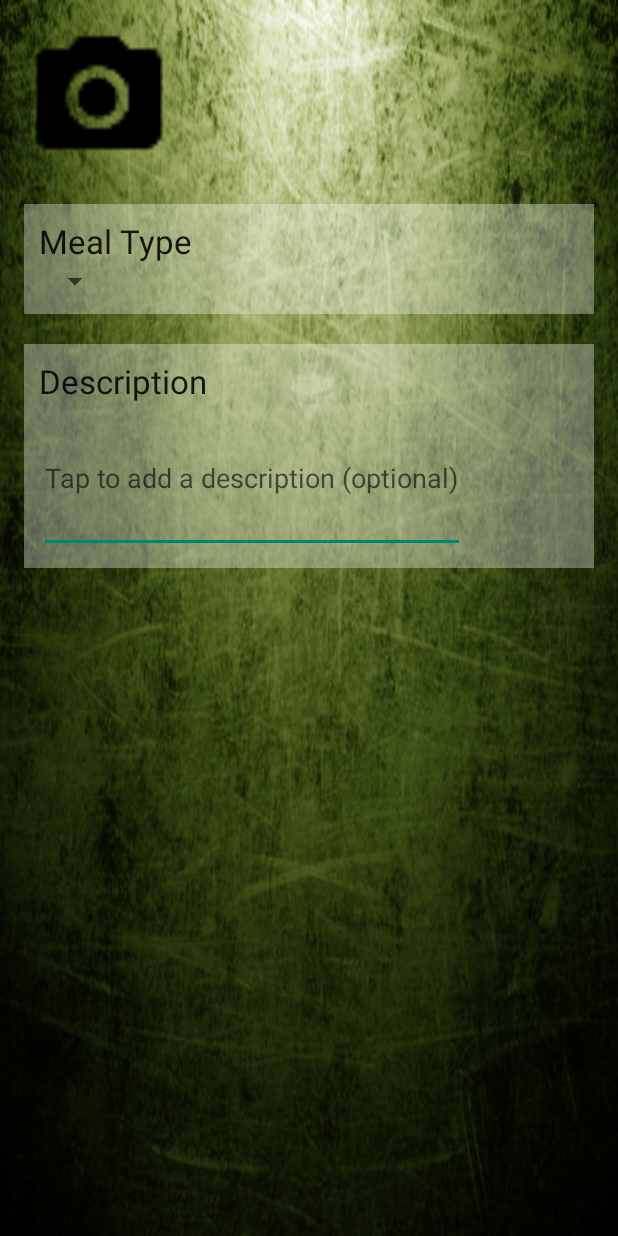
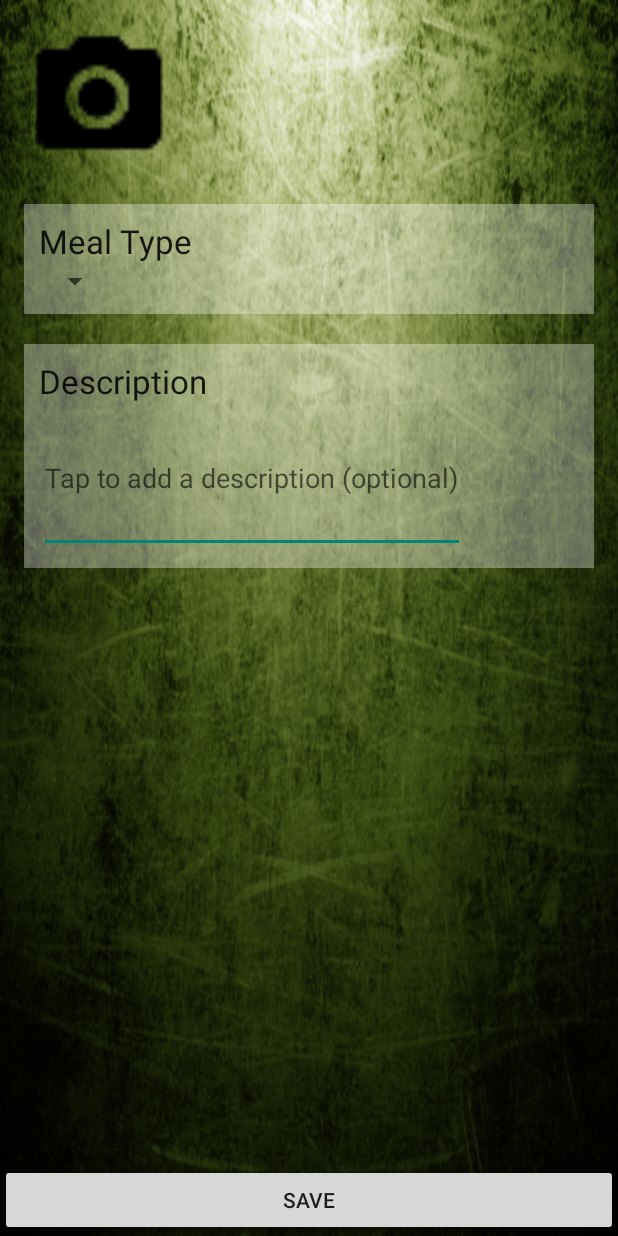
Before and after one commit to SCCapstone/diet, an Android app: the layout fragment_snack_details.xml on its own in the app's theme, with its tools: preview values and no code run, on a phone screen of 412 x 824 dp. Run offline under Robolectric (Android 15) with nearby library versions, the phone set to English and light mode, and no system bars.

Commit message:
Snack details editing/updating UI changes.

```diff
--- a/app/src/main/res/layout/fragment_snack_details.xml
+++ b/app/src/main/res/layout/fragment_snack_details.xml
@@ -3,10 +3,19 @@
     android:layout_height="match_parent"
     xmlns:tools="http://schemas.android.com/tools"
     android:background="@drawable/bg">
+    <LinearLayout
+        android:layout_width="match_parent"
+        android:layout_height="match_parent"
+        android:orientation="vertical">
 
+    //"match_parent"
+    //"wrap_content"
     <ScrollView
         android:layout_width="match_parent"
-        android:layout_height="wrap_content">
+        android:layout_height="wrap_content"
+
+        android:layout_weight="1"
+        >
 
         <RelativeLayout xmlns:android="http://schemas.android.com/apk/res/android"
             android:layout_width="match_parent"
@@ -96,14 +105,19 @@
                     android:id="@+id/descriptionEditTextView"
                     android:scrollbars="vertical"
                     android:minHeight="100dp"
-                    android:textColor="#000000"/>
+                    />
 
             </LinearLayout>
 
         </RelativeLayout>
 
     </ScrollView>
-
+        <Button
+            android:id="@+id/save_button"
+            android:layout_width="match_parent"
+            android:layout_height="wrap_content"
+            android:text="@string/save_button"/>
+    </LinearLayout>
     <include layout="@layout/progress_overlay"/>
 
 </FrameLayout>
--- a/app/src/main/res/values/colors.xml
+++ b/app/src/main/res/values/colors.xml
@@ -1,5 +1,6 @@
 <resources>
 
     <color name="black_overlay">#66000000</color>
-
+    <color name="enabled_color">#F7FE2E</color>
+    <color name="disabled_color">#000000</color>
 </resources>
--- a/app/src/main/res/values/strings.xml
+++ b/app/src/main/res/values/strings.xml
@@ -60,4 +60,5 @@
     <string name="password_text"><u>Change Password</u></string>
     <string name="password_edit">Click here to change password</string>
     <string name="edit_item">Edit</string>
+    <string name="save_button">Save</string>
 </resources>
```
Also changed, not shown: app/src/main/java/edu/sc/snacktrack/SnackDetailsFragment.java (+80 -37 lines), app/src/main/res/drawable/text_color_selector.xml (added, +7 -0 lines), app/src/main/res/menu/menu_edit_snack_details.xml (+6 -6 lines).
